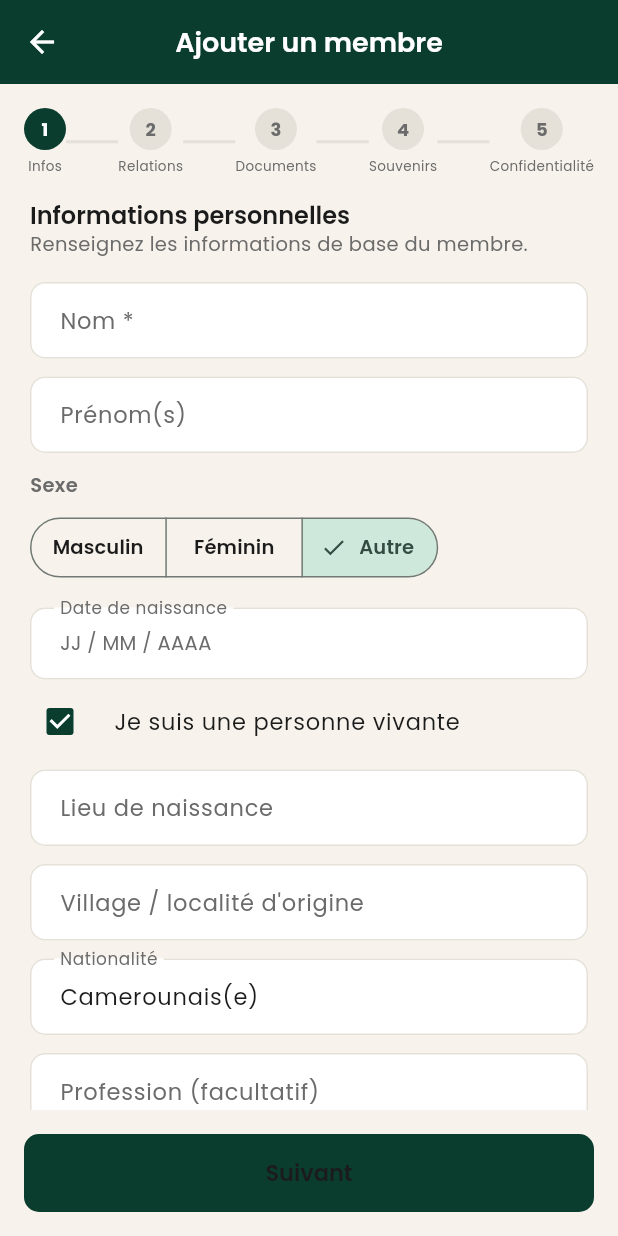
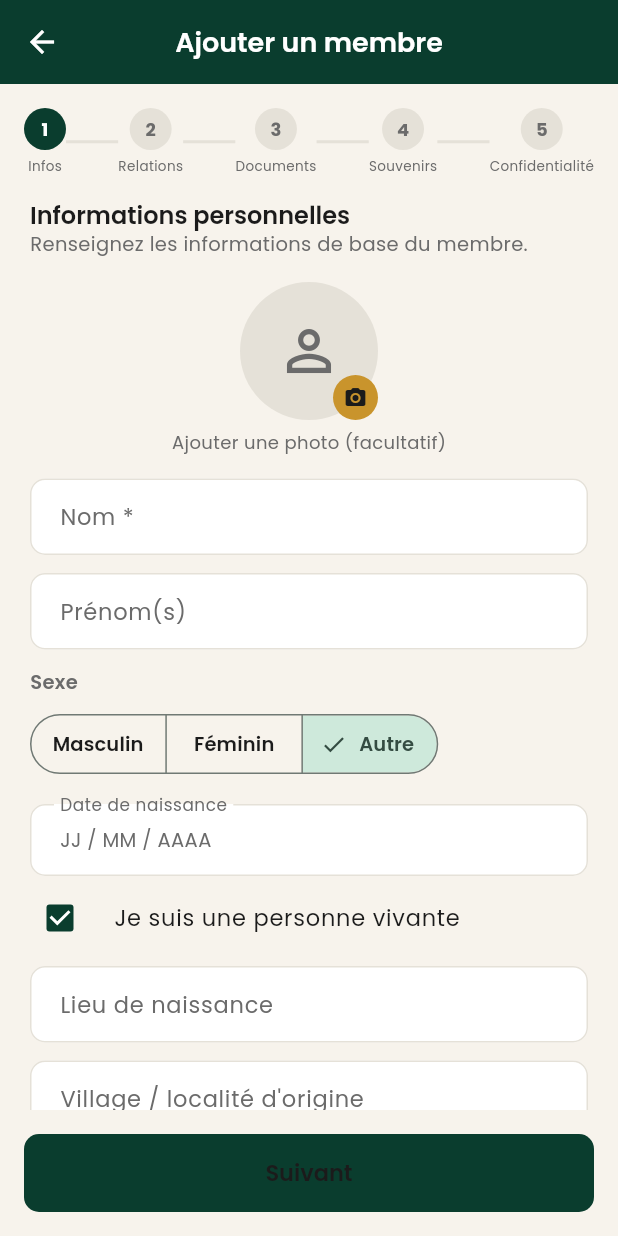
Before and after one commit to sif-hub/origine-app, a Flutter app: the _AddMemberWizardView screen opened directly with empty values, on a phone screen of 412 x 824 dp. Run offline on Flutter 3.47's test engine with Material 3 defaults, Android fonts, the phone set to English and light mode, and no system bars; our stand-ins replace cached_network_image, dio, equatable, file_picker, flutter_bloc, flutter_secure_storage and 7 more; missing offline and left inert: dart:js_interop; accounts and stored records are empty; network calls fail.

Commit message:
Photo de membre, lecteur vidéo/audio dans le fil, retour à l'accueil
- Ajout d'un membre : sélecteur de photo (envoi direct Cloudinary, ou via
  le backend en local), affichée dans l'arbre, la liste et la fiche.
- Souvenirs d'un membre : envoi direct aussi (vidéos > 4,5 Mo).
- Fil d'actualité : vrai lecteur vidéo/audio (video_player) avec aperçu ;
  les vidéos non MP4 (.mov iPhone...) sont converties à la volée.
- "Retour à l'accueil" revient sur l'onglet Accueil.

Co-Authored-By: Claude Sonnet 5 <noreply@anthropic.com>

```diff
--- a/mobile/lib/features/genealogy/domain/add_member_bloc.dart
+++ b/mobile/lib/features/genealogy/domain/add_member_bloc.dart
@@ -3,6 +3,7 @@
 import 'dart:typed_data';
 import 'package:flutter_bloc/flutter_bloc.dart';
 import 'package:equatable/equatable.dart';
+import '../../../core/api/direct_upload.dart';
 import '../data/genealogy_repository.dart';
 import '../../../shared/models/person_model.dart';
 
@@ -39,6 +40,8 @@ class MemberDraft {
   final String? villageOrigine;
   final String? nationalite;
   final String? profession;
+  final Uint8List? photoBytes;
+  final String? photoFilename;
 
   // Étape 2 — Relations
   final String? nomPereTexte;
@@ -72,6 +75,8 @@ class MemberDraft {
     this.villageOrigine,
     this.nationalite,
     this.profession,
+    this.photoBytes,
+    this.photoFilename,
     this.nomPereTexte,
     this.nomMereTexte,
     this.notes,
@@ -165,7 +170,19 @@ class AddMemberBloc extends Bloc<AddMemberEvent, AddMemberState> {
     emit(AddMemberSubmitting());
     final draft = event.draft;
     try {
-      final person = await _createPerson(draft);
+      // Photo : envoi direct à Cloudinary si disponible, sinon via le backend
+      // une fois le membre créé (dev local).
+      String? photoUrl;
+      if (draft.photoBytes != null) {
+        photoUrl = await uploadDirect(draft.photoBytes!, draft.photoFilename ?? 'photo.jpg', 'person_photos');
+      }
+
+      var person = await _createPerson(draft, photoUrl: photoUrl);
+
+      if (draft.photoBytes != null && photoUrl == null) {
+        person = await _repository.uploadPersonPhoto(
+            person.id, draft.photoBytes!, draft.photoFilename ?? 'photo.jpg');
+      }
 
       for (final doc in draft.documents) {
         await _repository.uploadPersonDocument(
@@ -177,11 +194,13 @@ class AddMemberBloc extends Bloc<AddMemberEvent, AddMemberState> {
       }
 
       for (final memory in draft.memories) {
+        final url = await uploadDirect(memory.bytes, memory.filename, 'person_memories');
         await _repository.uploadPersonMemory(
           personId: person.id,
           type: memory.type,
           bytes: memory.bytes,
           filename: memory.filename,
+          url: url,
         );
       }
 
@@ -193,8 +212,9 @@ class AddMemberBloc extends Bloc<AddMemberEvent, AddMemberState> {
     }
   }
 
-  Future<PersonModel> _createPerson(MemberDraft draft) async {
+  Future<PersonModel> _createPerson(MemberDraft draft, {String? photoUrl}) async {
     final payload = draft.toPersonPayload();
+    if (photoUrl != null) payload['photo'] = photoUrl;
 
     if (draft.anchorPersonId == null) {
       return _repository.createPerson(payload);
--- a/mobile/lib/features/genealogy/presentation/screens/add_member_wizard_screen.dart
+++ b/mobile/lib/features/genealogy/presentation/screens/add_member_wizard_screen.dart
@@ -1,4 +1,6 @@
 // lib/features/genealogy/presentation/screens/add_member_wizard_screen.dart
+
+import 'dart:typed_data';
 
 import 'package:file_picker/file_picker.dart';
 import 'package:flutter/material.dart';
@@ -87,6 +89,8 @@ class _AddMemberWizardViewState extends State<_AddMemberWizardView> {
   final _villageOrigineCtrl = TextEditingController();
   final _nationaliteCtrl = TextEditingController(text: 'Camerounais(e)');
   final _professionCtrl = TextEditingController();
+  Uint8List? _photoBytes;
+  String? _photoName;
 
   // Étape 2
   PersonModel? _referencePerson;
@@ -176,6 +180,8 @@ class _AddMemberWizardViewState extends State<_AddMemberWizardView> {
       villageOrigine: _emptyToNull(_villageOrigineCtrl.text),
       nationalite: _emptyToNull(_nationaliteCtrl.text),
       profession: _emptyToNull(_professionCtrl.text),
+      photoBytes: _photoBytes,
+      photoFilename: _photoName,
       nomPereTexte: _emptyToNull(_nomPereCtrl.text),
       nomMereTexte: _emptyToNull(_nomMereCtrl.text),
       notes: _emptyToNull(_notesCtrl.text),
@@ -252,6 +258,64 @@ class _AddMemberWizardViewState extends State<_AddMemberWizardView> {
   }
 
   // ── ÉTAPE 1 : INFORMATIONS ────────────────────────────────────────
+  Future<void> _pickPhoto() async {
+    final file = await _picker.pickImage(
+      source: ImageSource.gallery,
+      imageQuality: 85,
+      maxWidth: 1600,
+    );
+    if (file == null) return;
+    final bytes = await file.readAsBytes();
+    if (!mounted) return;
+    setState(() {
+      _photoBytes = bytes;
+      _photoName = file.name;
+    });
+  }
+
+  Widget _buildPhotoPicker() {
+    return Center(
+      child: Column(
+        children: [
+          GestureDetector(
+            onTap: _pickPhoto,
+            child: Stack(
+              children: [
+                CircleAvatar(
+                  radius: 46,
+                  backgroundColor: AppColors.grisClair,
+                  backgroundImage: _photoBytes != null ? MemoryImage(_photoBytes!) : null,
+                  child: _photoBytes == null
+                      ? const Icon(Icons.person_outline, size: 44, color: AppColors.gris)
+                      : null,
+                ),
+                Positioned(
+                  right: 0,
+                  bottom: 0,
+                  child: Container(
+                    padding: const EdgeInsets.all(7),
+                    decoration: const BoxDecoration(color: AppColors.or, shape: BoxShape.circle),
+                    child: const Icon(Icons.camera_alt, size: 16, color: AppColors.noir),
+                  ),
+                ),
+              ],
+            ),
+          ),
+          const SizedBox(height: 6),
+          Text(
+            _photoBytes == null ? 'Ajouter une photo (facultatif)' : 'Changer la photo',
+            style: const TextStyle(fontSize: 12, color: AppColors.gris),
+          ),
+          if (_photoBytes != null)
+            TextButton(
+              onPressed: () => setState(() { _photoBytes = null; _photoName = null; }),
+              child: const Text('Retirer la photo', style: TextStyle(fontSize: 12, color: AppColors.erreur)),
+            ),
+        ],
+      ),
+    );
+  }
+
   Widget _buildInfoStep() {
     return SingleChildScrollView(
       padding: const EdgeInsets.symmetric(horizontal: 20),
@@ -262,6 +326,8 @@ class _AddMemberWizardViewState extends State<_AddMemberWizardView> {
             title: 'Informations personnelles',
             subtitle: 'Renseignez les informations de base du membre.',
           ),
+          const SizedBox(height: 16),
+          _buildPhotoPicker(),
           const SizedBox(height: 16),
           AppTextField(label: 'Nom *', controller: _nomCtrl),
           const SizedBox(height: 12),
--- a/mobile/lib/features/genealogy/presentation/screens/genealogy_screen.dart
+++ b/mobile/lib/features/genealogy/presentation/screens/genealogy_screen.dart
@@ -5,6 +5,7 @@ import '../widgets/family_tree_view.dart';
 import 'package:flutter_bloc/flutter_bloc.dart';
 
 import '../../../../core/theme/app_theme.dart';
+import '../../../../core/utils/media_url.dart';
 import '../../../../shared/models/person_model.dart';
 import '../../../../shared/widgets/app_widgets.dart';
 import '../../data/genealogy_repository.dart';
@@ -336,8 +337,9 @@ class _GenealogyViewState extends State<_GenealogyView> {
             Row(
               children: [
                 AppAvatar(
+                  imageUrl: person.photo == null ? null : resolveMediaUrl('person_photos', person.photo!),
                   initials: person.nomComplet.isNotEmpty ? person.nomComplet[0] : '?',
-                  radius: 22,
+                  radius: 30,
                   backgroundColor: person.sexe == 'M'
                       ? AppColors.vertForet
                       : person.sexe == 'F'
@@ -390,6 +392,7 @@ class _PersonTile extends StatelessWidget {
       child: ListTile(
         contentPadding: const EdgeInsets.symmetric(horizontal: 14, vertical: 6),
         leading: AppAvatar(
+          imageUrl: person.photo == null ? null : resolveMediaUrl('person_photos', person.photo!),
           initials: person.nomComplet.isNotEmpty ? person.nomComplet[0] : '?',
           radius: 22,
           backgroundColor: sexeColor,
--- a/mobile/pubspec.yaml
+++ b/mobile/pubspec.yaml
@@ -54,6 +54,7 @@ dependencies:
 
   # Notifications Web Push (chat familial)
   web: ^1.1.0
+  video_player: ^2.11.1
 
 dev_dependencies:
   flutter_test:
```
Also changed, not shown: mobile/lib/core/api/direct_upload.dart (added, +37 -0 lines), mobile/lib/core/utils/home_navigation.dart (added, +16 -0 lines), mobile/lib/core/utils/media_url.dart (+32 -0 lines), mobile/lib/features/genealogy/data/genealogy_repository.dart (+14 -1 lines), mobile/lib/features/genealogy/presentation/screens/member_verification_screen.dart (+4 -3 lines), mobile/lib/features/genealogy/presentation/widgets/family_tree_view.dart (+6 -4 lines), mobile/lib/features/home/presentation/screens/home_screen.dart (+20 -0 lines), mobile/lib/features/stories/data/stories_repository.dart (+3 -21 lines), mobile/lib/features/stories/presentation/screens/story_published_screen.dart (+2 -1 lines), mobile/lib/features/stories/presentation/widgets/media_player_dialog.dart (added, +160 -0 lines), mobile/lib/features/stories/presentation/widgets/story_card.dart (+45 -7 lines), mobile/pubspec.lock, 5 other files.
